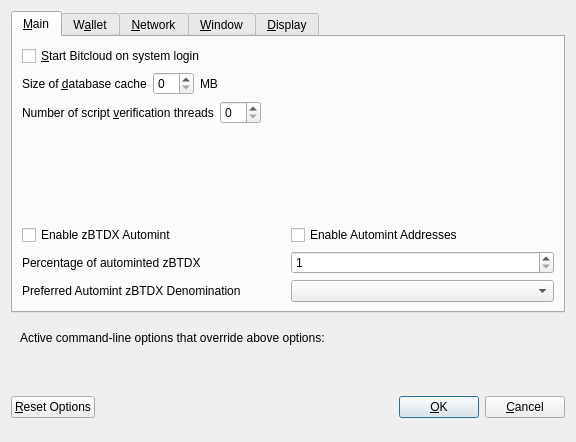
lateminer/bitcoin, file src/qt/forms/optionsdialog.ui: the form before one commit.
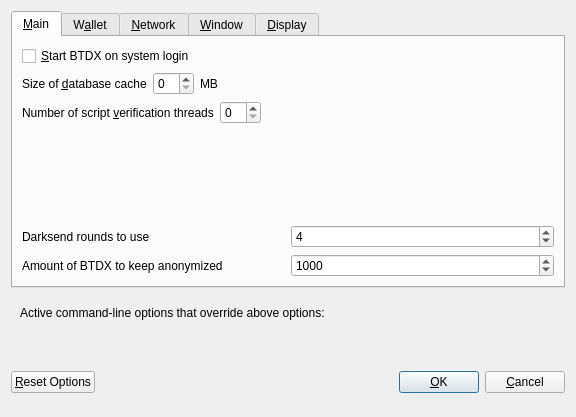
The form after the commit. Custom widgets are drawn as their Qt base class.

```diff
--- a/src/qt/forms/optionsdialog.ui
+++ b/src/qt/forms/optionsdialog.ui
@@ -7,7 +7,7 @@
     <x>0</x>
     <y>0</y>
     <width>576</width>
-    <height>442</height>
+    <height>417</height>
    </rect>
   </property>
   <property name="windowTitle">
@@ -33,7 +33,7 @@
           <string>Automatically start Bitcloud after logging in to the system.</string>
          </property>
          <property name="text">
-          <string>&amp;Start Bitcloud on system login</string>
+          <string>&amp;Start BTDX on system login</string>
          </property>
         </widget>
        </item>
@@ -131,109 +131,73 @@
         </spacer>
        </item>
        <item>
-        <widget class="QWidget" name="verticalZpivOptionsWidget" native="true">
-         <layout class="QVBoxLayout" name="verticalZpivOptionsLayout">
-          <property name="margin">
-           <number>0</number>
-          </property>
+        <layout class="QHBoxLayout" name="horizontalLayout_4_Main">
           <item>
-           <layout class="QHBoxLayout" name="horizontalAutomintingLayout">
-            <item>
-             <widget class="QCheckBox" name="checkBoxZeromintEnable">
+          <widget class="QLabel" name="label">
               <property name="toolTip">
-               <string>Enable automatic minting of BTDX units to zBTDX</string>
-              </property>
-              <property name="layoutDirection">
-               <enum>Qt::LeftToRight</enum>
-              </property>
+            <string>This setting determines the amount of individual masternodes that an input will be anonymized through.&lt;br/&gt;More rounds of anonymization gives a higher degree of privacy, but also costs more in fees.</string>
+           </property>
               <property name="text">
-               <string>Enable zBTDX Automint</string>
+            <string>Darksend rounds to use</string>
               </property>
              </widget>
             </item>
             <item>
-             <widget class="QCheckBox" name="checkBoxZeromintAddresses">
-              <property name="toolTip">
-               <string>Enable automatic zBTDX minting from specific addresses</string>
-              </property>
-              <property name="layoutDirection">
-               <enum>Qt::LeftToRight</enum>
-              </property>
-              <property name="text">
-               <string>Enable Automint Addresses</string>
+          <widget class="QSpinBox" name="DarksendRounds">
+           <property name="minimum">
+            <number>2</number>
+           </property>
+           <property name="maximum">
+            <number>8</number>
+           </property>
+           <property name="value">
+            <number>4</number>
               </property>
              </widget>
             </item>
            </layout>
           </item>
           <item>
-           <layout class="QHBoxLayout" name="horizontalZmintPercentageLayout">
+        <layout class="QHBoxLayout" name="horizontalLayout">
             <item>
-             <widget class="QLabel" name="percentage_label">
+          <widget class="QLabel" name="label_2">
               <property name="toolTip">
-               <string>Percentage of incoming BTDX which get automatically converted to zBTDX via Zerocoin Protocol (min: 10%)</string>
-              </property>
-              <property name="text">
-               <string>Percentage of autominted zBTDX</string>
-              </property>
-             </widget>
-            </item>
-            <item>
-             <widget class="QSpinBox" name="zeromintPercentage">
-              <property name="minimum">
-               <number>1</number>
-              </property>
-              <property name="maximum">
-               <number>100</number>
-              </property>
-             </widget>
-            </item>
-           </layout>
-          </item>
-          <item>
-           <layout class="QHBoxLayout" name="horizontalLayout" stretch="0,0">
-            <property name="sizeConstraint">
-             <enum>QLayout::SetFixedSize</enum>
-            </property>
-            <item>
-             <widget class="QLabel" name="labelPreferredDenom">
-              <property name="maximumSize">
-               <size>
-                <width>16777215</width>
-                <height>16777215</height>
-               </size>
-              </property>
-              <property name="toolTip">
-               <string>Wait with automatic conversion to Zerocoin until enough BTDX for this denomination is available</string>
-              </property>
+            <string>This amount acts as a threshold to turn off Darksend once it's reached.</string>
+           </property>
+           <property name="statusTip">
+            <string notr="true"/>
+           </property>
+           <property name="whatsThis">
+            <string notr="true"/>
+           </property>
+           <property name="accessibleName">
+            <string notr="true"/>
+           </property>
+           <property name="accessibleDescription">
+            <string notr="true"/>
+           </property>
               <property name="text">
-               <string>Preferred Automint zBTDX Denomination</string>
+            <string>Amount of BTDX to keep anonymized</string>
               </property>
              </widget>
             </item>
             <item>
-             <widget class="QComboBox" name="preferredDenom">
-              <property name="maximumSize">
-               <size>
-                <width>16777215</width>
-                <height>27</height>
-               </size>
-              </property>
-              <property name="toolTip">
-               <string>Wait with automatic conversion to Zerocoin until enough BTDX for this denomination is available</string>
-              </property>
-              <property name="maxVisibleItems">
-               <number>9</number>
-              </property>
-              <property name="maxCount">
-               <number>9</number>
+          <widget class="QSpinBox" name="anonymizeBitcloud">
+           <property name="minimum">
+            <number>100</number>
+           </property>
+           <property name="maximum">
+            <number>100000</number>
+           </property>
+           <property name="singleStep">
+            <number>100</number>
+           </property>
+           <property name="value">
+            <number>1000</number>
               </property>
              </widget>
             </item>
            </layout>
-          </item>
-         </layout>
-        </widget>
        </item>
       </layout>
      </widget>
```
Left out of the diff: 98 changed lines with no effect on the pictures. Lines whose indentation alone changed are shown as unchanged.
